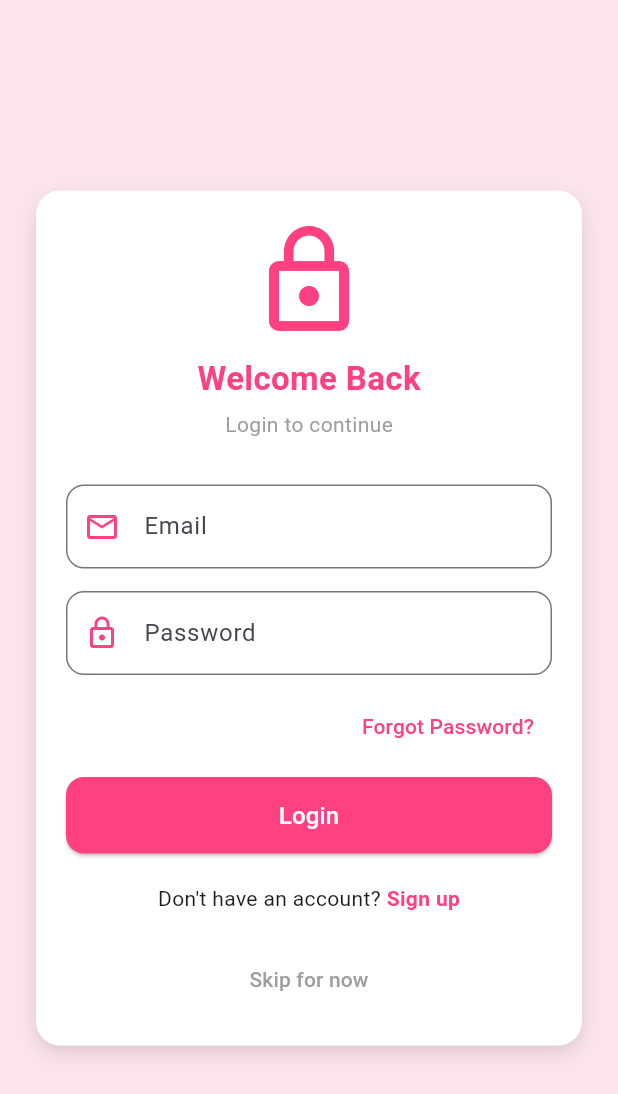
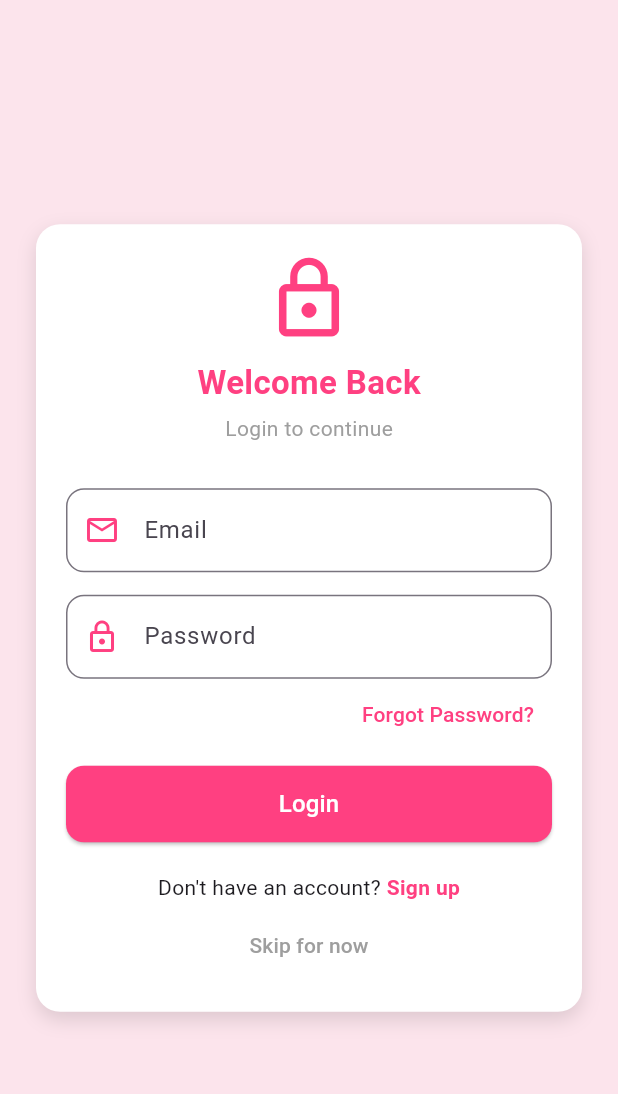
Before and after one commit to rajdubey09/Saree_Dupatta_Flutter_App, a Flutter app: the screen it shows after launch, on a phone screen of 412 x 824 dp. Shown: the top 1094 px of the screen. Run offline on Flutter 3.47's test engine with Material 3 defaults, Android fonts, the phone set to English and light mode, and no system bars; our stand-ins replace carousel_slider, cloud_firestore, firebase_auth, firebase_core, fluttertoast, shared_preferences; missing offline and left inert: firebase_app_check; accounts and stored records are empty.

```diff
--- a/saree_dupatta/lib/main.dart
+++ b/saree_dupatta/lib/main.dart
@@ -21,6 +21,7 @@ void main()  async {
 
   await FirebaseAppCheck.instance.activate(
     androidProvider: AndroidProvider.playIntegrity,
+    webProvider: ReCaptchaV3Provider('6LfBLgQsAAAAAPGHkGIqB3SM39T7yHjOK0O0Gmrb'),
   );
 
   await WishlistManager.initialize();
--- a/saree_dupatta/lib/screens/login_screen.dart
+++ b/saree_dupatta/lib/screens/login_screen.dart
@@ -170,7 +170,7 @@ class _LoginScreenState extends State<LoginScreen> {
                 mainAxisSize: MainAxisSize.min,
                 children: [
                   const Icon(Icons.lock_outline,
-                      size: 80, color: Colors.pinkAccent),
+                      size: 60, color: Colors.pinkAccent),
                   const SizedBox(height: 10),
                   const Text(
                     "Welcome Back",
@@ -217,7 +217,7 @@ class _LoginScreenState extends State<LoginScreen> {
                     validator: (value) =>
                         value!.isEmpty ? "Please enter your password" : null,
                   ),
-                  const SizedBox(height: 10),
+                  // const SizedBox(height: 0),
 
                   Align(
                     alignment: Alignment.centerRight,
@@ -282,7 +282,7 @@ class _LoginScreenState extends State<LoginScreen> {
                     ],
                   ),
 
-                  const SizedBox(height: 20),
+                  const SizedBox(height: 5),
 
                   // Skip login
                   TextButton(
```
Also changed, not shown: saree_dupatta/firebase.json, saree_dupatta/lib/firebase_options.dart.
